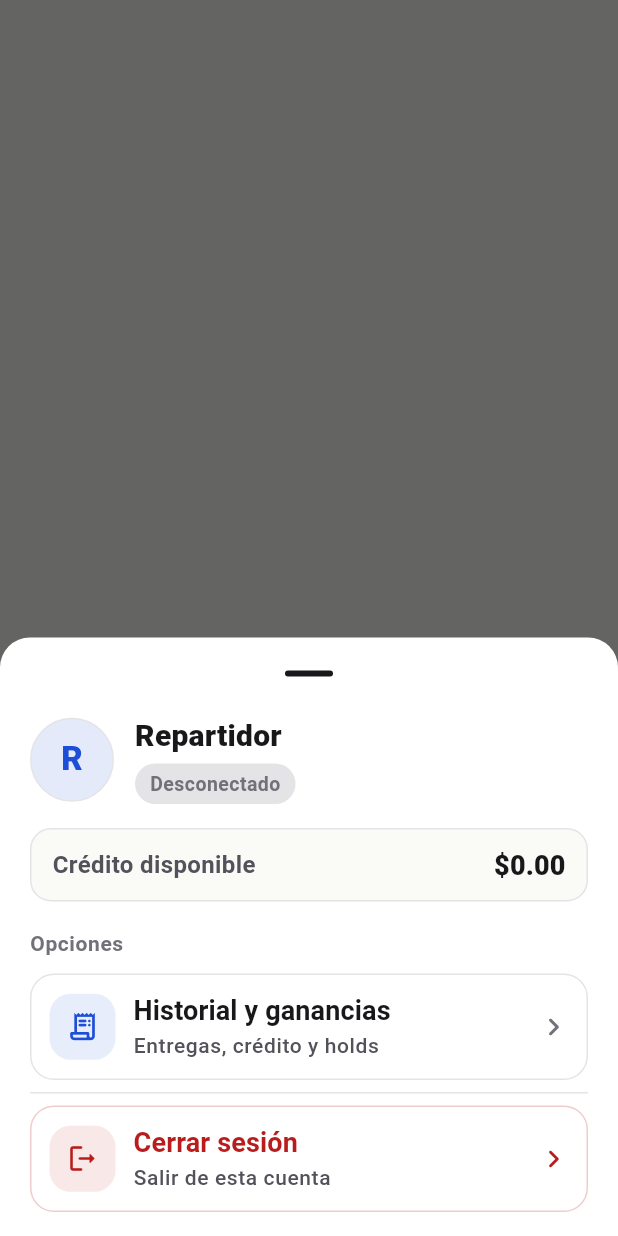
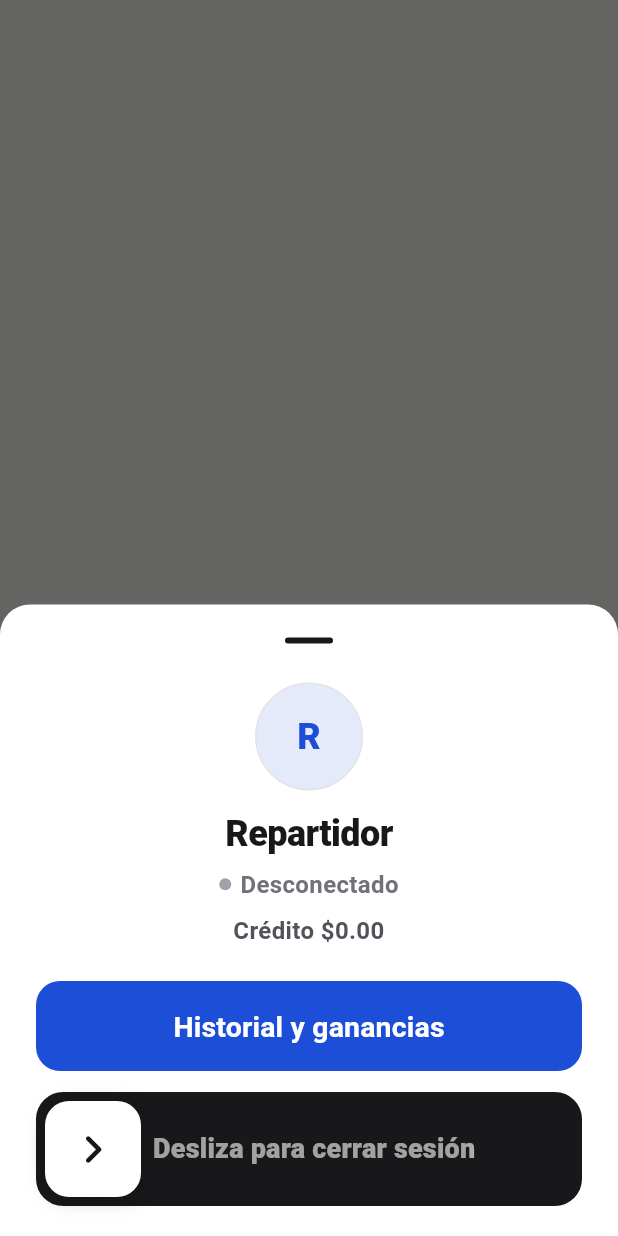
Before and after one commit to coderTtxi12/venddelo-ai, a Flutter app: what showRiderProfileMenu() shows on an empty page, opened directly with empty values, on a phone screen of 412 x 824 dp. Run offline on Flutter 3.47's test engine with Material 3 defaults, Android fonts, the phone set to English and light mode, and no system bars; our stand-ins replace firebase_core, firebase_messaging, geolocator, google_maps_flutter, google_sign_in, shared_preferences and 1 more; missing offline and left inert: flutter_foreground_task, google_maps_flutter_android, google_maps_flutter_platform_interface, smooth_sheets; accounts and stored records are empty.

Commit message:
feat(rider): add profile bottom sheet for account and sign-out
- Show name, online state, available credit, Cuenta, and Salir

```diff
--- a/apps/rider/lib/widgets/rider_profile_menu.dart
+++ b/apps/rider/lib/widgets/rider_profile_menu.dart
@@ -1,14 +1,21 @@
 import 'package:flutter/material.dart';
 
 import '../formatters.dart';
+import '../rider_display.dart';
 import '../theme/app_colors.dart';
 import '../theme/app_theme.dart';
+import 'rider_slide_to_confirm.dart';
+import 'rider_widgets.dart';
 
 Future<void> showRiderProfileMenu({
   required BuildContext context,
   required String name,
   required bool isOnline,
   int? creditAvailableCents,
+  String? photoUrl,
+  String? plate,
+  String? motorcycleBrand,
+  String? motorcycleColor,
   required VoidCallback onOpenAccount,
   required VoidCallback onSignOut,
 }) {
@@ -28,6 +35,10 @@ Future<void> showRiderProfileMenu({
         name: name,
         isOnline: isOnline,
         creditAvailableCents: creditAvailableCents,
+        photoUrl: photoUrl,
+        plate: plate,
+        motorcycleBrand: motorcycleBrand,
+        motorcycleColor: motorcycleColor,
         onOpenAccount: () {
           Navigator.of(sheetContext).pop();
           onOpenAccount();
@@ -47,6 +58,10 @@ class RiderProfileMenuSheet extends StatelessWidget {
     required this.name,
     required this.isOnline,
     this.creditAvailableCents,
+    this.photoUrl,
+    this.plate,
+    this.motorcycleBrand,
+    this.motorcycleColor,
     required this.onOpenAccount,
     required this.onSignOut,
   });
@@ -54,6 +69,10 @@ class RiderProfileMenuSheet extends StatelessWidget {
   final String name;
   final bool isOnline;
   final int? creditAvailableCents;
+  final String? photoUrl;
+  final String? plate;
+  final String? motorcycleBrand;
+  final String? motorcycleColor;
   final VoidCallback onOpenAccount;
   final VoidCallback onSignOut;
 
@@ -61,93 +80,69 @@ class RiderProfileMenuSheet extends StatelessWidget {
   Widget build(BuildContext context) {
     final textTheme = Theme.of(context).textTheme;
     final credit = creditAvailableCents;
+    final vehicle = _vehicleLine(motorcycleBrand, motorcycleColor);
+    final plateLabel = (plate ?? '').trim();
 
     return SafeArea(
       child: Padding(
-        padding: const EdgeInsets.fromLTRB(20, 4, 20, 16),
+        padding: const EdgeInsets.fromLTRB(24, 4, 24, 20),
         child: Column(
           mainAxisSize: MainAxisSize.min,
           crossAxisAlignment: CrossAxisAlignment.stretch,
           children: [
-            Row(
-              children: [
-                _ProfileAvatar(name: name, size: 56),
-                const SizedBox(width: 14),
-                Expanded(
-                  child: Column(
-                    crossAxisAlignment: CrossAxisAlignment.start,
-                    children: [
+            _ProfileAvatar(name: name, photoUrl: photoUrl, size: 72),
+            const SizedBox(height: 14),
             Text(
               name.isEmpty ? 'Repartidor' : name,
+              textAlign: TextAlign.center,
               maxLines: 1,
               overflow: TextOverflow.ellipsis,
-                        style: textTheme.titleMedium?.copyWith(
+              style: textTheme.headlineSmall?.copyWith(
                 fontWeight: FontWeight.w800,
+                letterSpacing: -0.4,
                 color: AppColors.textPrimary,
               ),
             ),
+            const SizedBox(height: 8),
+            _OnlineStatus(isOnline: isOnline),
+            if (vehicle.isNotEmpty) ...[
+              const SizedBox(height: 14),
+              _VehicleLine(text: vehicle, color: motorcycleColor),
+            ],
+            if (plateLabel.isNotEmpty) ...[
               const SizedBox(height: 6),
-                      _OnlineBadge(isOnline: isOnline),
-                    ],
+              Text(
+                'Placas $plateLabel',
+                textAlign: TextAlign.center,
+                style: textTheme.titleSmall?.copyWith(
+                  fontWeight: FontWeight.w700,
+                  letterSpacing: 0.6,
+                  color: AppColors.textPrimary,
+                  fontFeatures: const [FontFeature.tabularFigures()],
                 ),
               ),
             ],
-            ),
             if (credit != null) ...[
-              const SizedBox(height: 16),
-              Container(
-                padding: const EdgeInsets.symmetric(horizontal: 14, vertical: 12),
-                decoration: BoxDecoration(
-                  color: AppColors.background,
-                  borderRadius: BorderRadius.circular(14),
-                  border: Border.all(color: AppColors.border),
-                ),
-                child: Row(
-                  children: [
+              const SizedBox(height: 8),
               Text(
-                      'Crédito disponible',
+                'Crédito ${formatMoneyCents(credit)}',
+                textAlign: TextAlign.center,
                 style: textTheme.bodyMedium?.copyWith(
                   color: AppColors.textSecondary,
                   fontWeight: FontWeight.w600,
                 ),
               ),
-                    const Spacer(),
-                    Text(
-                      formatMoneyCents(credit),
-                      style: textTheme.titleSmall?.copyWith(
-                        fontWeight: FontWeight.w800,
-                        fontFeatures: const [FontFeature.tabularFigures()],
+            ],
+            const SizedBox(height: 22),
+            RiderPrimaryButton(
+              label: 'Historial y ganancias',
+              onPressed: onOpenAccount,
             ),
-                    ),
-                  ],
-                ),
-              ),
-            ],
-            const SizedBox(height: 18),
-            Text(
-              'Opciones',
-              style: textTheme.bodySmall?.copyWith(
-                fontWeight: FontWeight.w700,
-                color: AppColors.textMuted,
-                letterSpacing: 0.4,
-              ),
-            ),
-            const SizedBox(height: 10),
-            _ProfileMenuTile(
-              icon: Icons.receipt_long_rounded,
-              title: 'Historial y ganancias',
-              subtitle: 'Entregas, crédito y holds',
-              onTap: onOpenAccount,
-            ),
-            const SizedBox(height: 8),
-            const Divider(),
-            const SizedBox(height: 8),
-            _ProfileMenuTile(
-              icon: Icons.logout_rounded,
-              title: 'Cerrar sesión',
-              subtitle: 'Salir de esta cuenta',
-              destructive: true,
-              onTap: onSignOut,
+            const SizedBox(height: 14),
+            RiderSlideToConfirm(
+              label: 'Desliza para cerrar sesión',
+              compact: true,
+              onConfirmed: onSignOut,
             ),
           ],
         ),
@@ -156,147 +151,174 @@ class RiderProfileMenuSheet extends StatelessWidget {
   }
 }
 
-class _ProfileAvatar extends StatelessWidget {
-  const _ProfileAvatar({required this.name, required this.size});
+class _ProfileAvatar extends StatefulWidget {
+  const _ProfileAvatar({
+    required this.name,
+    required this.size,
+    this.photoUrl,
+  });
 
   final String name;
   final double size;
+  final String? photoUrl;
+
+  @override
+  State<_ProfileAvatar> createState() => _ProfileAvatarState();
+}
+
+class _ProfileAvatarState extends State<_ProfileAvatar> {
+  var _broken = false;
+
+  @override
+  void didUpdateWidget(covariant _ProfileAvatar oldWidget) {
+    super.didUpdateWidget(oldWidget);
+    if (oldWidget.photoUrl != widget.photoUrl) {
+      _broken = false;
+    }
+  }
 
   @override
   Widget build(BuildContext context) {
-    final initial = _profileInitial(name);
-    return Container(
-      width: size,
-      height: size,
+    final url = widget.photoUrl;
+    final initial = _profileInitial(widget.name);
+    final showPhoto = url != null && url.isNotEmpty && !_broken;
+
+    return Align(
+      alignment: Alignment.center,
+      child: Semantics(
+        image: showPhoto,
+        label: showPhoto ? 'Foto de ${widget.name}' : 'Sin foto de perfil',
+        child: Container(
+          width: widget.size,
+          height: widget.size,
           alignment: Alignment.center,
           decoration: BoxDecoration(
             color: AppColors.cta.withValues(alpha: 0.12),
             shape: BoxShape.circle,
             border: Border.all(color: AppColors.border),
           ),
-      child: Text(
-        initial,
-        style: Theme.of(context).textTheme.titleLarge?.copyWith(
-              color: AppColors.cta,
-              fontWeight: FontWeight.w800,
+          clipBehavior: Clip.antiAlias,
+          child: showPhoto
+              ? Image.network(
+                  url,
+                  width: widget.size,
+                  height: widget.size,
+                  fit: BoxFit.cover,
+                  semanticLabel: 'Foto de ${widget.name}',
+                  errorBuilder: (context, error, stackTrace) {
+                    WidgetsBinding.instance.addPostFrameCallback((_) {
+                      if (mounted && !_broken) {
+                        setState(() => _broken = true);
+                      }
+                    });
+                    return _Initials(initial: initial);
+                  },
+                )
+              : _Initials(initial: initial),
         ),
       ),
     );
   }
 }
 
-class _OnlineBadge extends StatelessWidget {
-  const _OnlineBadge({required this.isOnline});
+class _Initials extends StatelessWidget {
+  const _Initials({required this.initial});
+
+  final String initial;
+
+  @override
+  Widget build(BuildContext context) {
+    return Text(
+      initial,
+      style: Theme.of(context).textTheme.headlineSmall?.copyWith(
+            color: AppColors.cta,
+            fontWeight: FontWeight.w800,
+          ),
+    );
+  }
+}
+
+class _OnlineStatus extends StatelessWidget {
+  const _OnlineStatus({required this.isOnline});
 
   final bool isOnline;
 
   @override
   Widget build(BuildContext context) {
-    return Container(
-      padding: const EdgeInsets.symmetric(horizontal: 10, vertical: 4),
+    return Row(
+      mainAxisAlignment: MainAxisAlignment.center,
+      children: [
+        Container(
+          width: 8,
+          height: 8,
           decoration: BoxDecoration(
-        color: isOnline
-            ? AppColors.online.withValues(alpha: 0.12)
-            : AppColors.border,
-        borderRadius: BorderRadius.circular(999),
+            color: isOnline ? AppColors.online : AppColors.offline,
+            shape: BoxShape.circle,
           ),
-      child: Text(
+        ),
+        const SizedBox(width: 6),
+        Text(
           isOnline ? 'En línea' : 'Desconectado',
-        style: Theme.of(context).textTheme.labelLarge?.copyWith(
-              fontSize: 13,
-              fontWeight: FontWeight.w700,
+          style: Theme.of(context).textTheme.bodyMedium?.copyWith(
+                fontWeight: FontWeight.w600,
                 color: isOnline ? AppColors.success : AppColors.textMuted,
               ),
         ),
+      ],
     );
   }
 }
 
-class _ProfileMenuTile extends StatelessWidget {
-  const _ProfileMenuTile({
-    required this.icon,
-    required this.title,
-    required this.subtitle,
-    required this.onTap,
-    this.destructive = false,
-  });
+class _VehicleLine extends StatelessWidget {
+  const _VehicleLine({required this.text, this.color});
 
-  final IconData icon;
-  final String title;
-  final String subtitle;
-  final VoidCallback onTap;
-  final bool destructive;
+  final String text;
+  final String? color;
 
   @override
   Widget build(BuildContext context) {
-    final accent = destructive ? AppColors.danger : AppColors.cta;
-    return Semantics(
-      button: true,
-      label: '$title. $subtitle',
-      child: Material(
-        color: AppColors.surface,
-        borderRadius: BorderRadius.circular(16),
-        child: InkWell(
-          onTap: onTap,
-          borderRadius: BorderRadius.circular(16),
-          child: Container(
-            constraints: const BoxConstraints(minHeight: 64),
-            padding: const EdgeInsets.fromLTRB(12, 12, 10, 12),
-            decoration: BoxDecoration(
-              borderRadius: BorderRadius.circular(16),
-              border: Border.all(
-                color: destructive
-                    ? AppColors.danger.withValues(alpha: 0.22)
-                    : AppColors.border,
+    final colorLabel = (color ?? '').trim();
+    final hex = colorLabel.isEmpty ? null : motorcycleColorHex(colorLabel);
+    return Wrap(
+      alignment: WrapAlignment.center,
+      crossAxisAlignment: WrapCrossAlignment.center,
+      spacing: 6,
+      children: [
+        Text(
+          text,
+          textAlign: TextAlign.center,
+          style: Theme.of(context).textTheme.bodyMedium?.copyWith(
+                color: AppColors.textSecondary,
+                fontWeight: FontWeight.w500,
               ),
         ),
-            child: Row(
-              children: [
+        if (hex != null)
           Container(
-                  width: 44,
-                  height: 44,
+            width: 10,
+            height: 10,
             decoration: BoxDecoration(
-                    color: accent.withValues(alpha: 0.1),
-                    borderRadius: BorderRadius.circular(14),
-                  ),
-                  child: Icon(icon, color: accent, size: 22),
-                ),
-                const SizedBox(width: 12),
-                Expanded(
-                  child: Column(
-                    crossAxisAlignment: CrossAxisAlignment.start,
-                    children: [
-                      Text(
-                        title,
-                        style: Theme.of(context).textTheme.titleSmall?.copyWith(
-                              fontWeight: FontWeight.w700,
-                              color: destructive
-                                  ? AppColors.danger
-                                  : AppColors.textPrimary,
-                            ),
-                      ),
-                      const SizedBox(height: 2),
-                      Text(
-                        subtitle,
-                        style: Theme.of(context).textTheme.bodySmall?.copyWith(
-                              color: AppColors.textSecondary,
+              color: _parseHex(hex),
+              shape: BoxShape.circle,
+              border: Border.all(color: AppColors.border),
             ),
           ),
       ],
-                  ),
-                ),
-                Icon(
-                  Icons.chevron_right_rounded,
-                  color: destructive ? AppColors.danger : AppColors.textMuted,
-                  size: 24,
-                ),
-              ],
-            ),
-          ),
-        ),
-      ),
     );
   }
+}
+
+String _vehicleLine(String? brand, String? color) {
+  final parts = <String>[vehicleTypeLabel()];
+  final brandLabel = (brand ?? '').trim();
+  final colorLabel = (color ?? '').trim();
+  if (brandLabel.isNotEmpty) parts.add(brandLabel);
+  if (colorLabel.isNotEmpty) parts.add(colorLabel);
+  return parts.join(' · ');
+}
+
+Color _parseHex(String hex) {
+  final value = hex.replaceFirst('#', '');
+  return Color(int.parse('FF$value', radix: 16));
 }
 
 String _profileInitial(String name) {
```
Also changed, not shown: 1 other file. Lines whose indentation alone changed are shown as unchanged.
